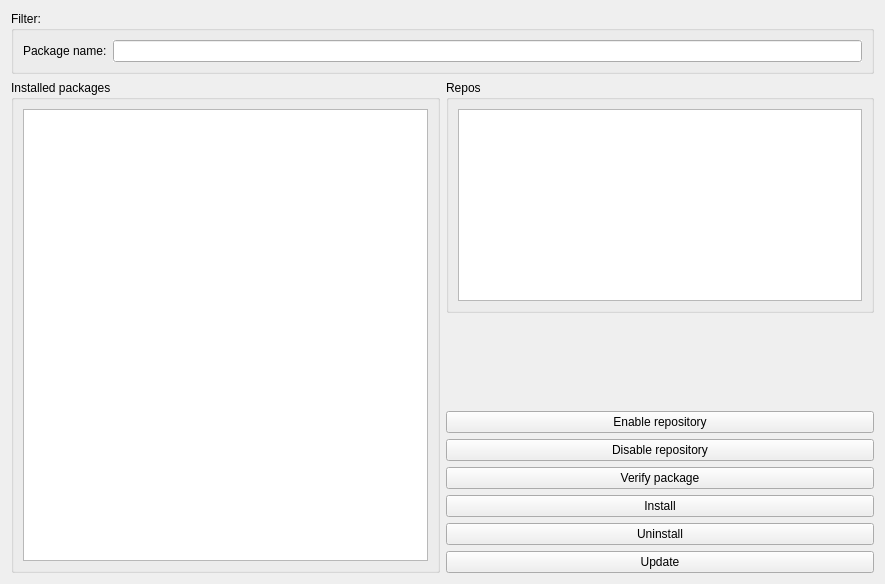
Above: src/plugin/softwareProvider/softwareprovider.ui from mhatina/openlmi_gui before the change. Below: the same form after it.
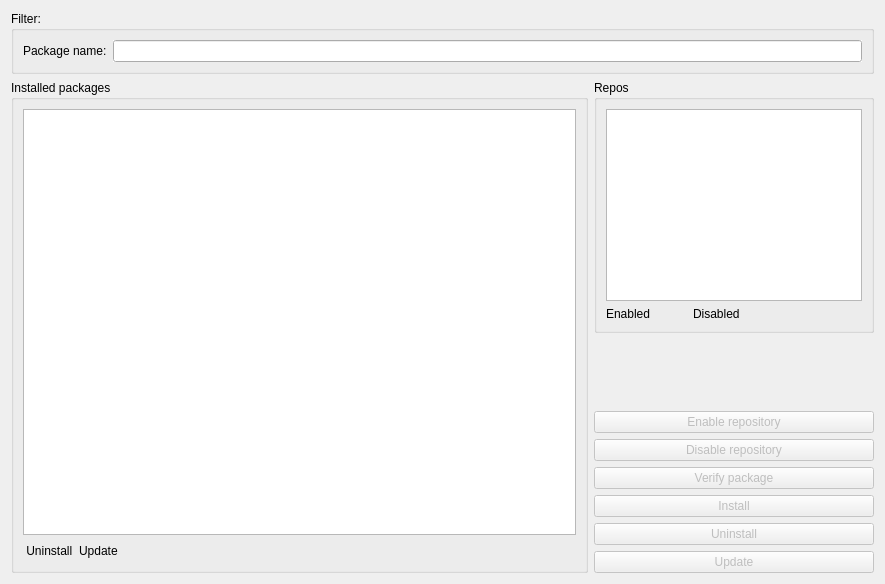
That is the form after the change. Icons and pictures are not drawn. Custom widgets are drawn as their Qt base class.

```diff
--- a/src/plugin/softwareProvider/softwareprovider.ui
+++ b/src/plugin/softwareProvider/softwareprovider.ui
@@ -14,10 +14,13 @@
    <string>Form</string>
   </property>
   <layout class="QGridLayout" name="gridLayout_2">
-   <item row="6" column="1">
-    <widget class="QPushButton" name="install_button">
+   <item row="4" column="1">
+    <widget class="QPushButton" name="disable_repo_button">
+     <property name="enabled">
+      <bool>false</bool>
+     </property>
      <property name="text">
-      <string>Install</string>
+      <string>Disable repository</string>
      </property>
     </widget>
    </item>
@@ -27,20 +30,78 @@
       <string>Installed packages</string>
      </property>
      <layout class="QGridLayout" name="gridLayout_3">
-      <item row="0" column="0">
-       <widget class="ListWidget" name="installed">
+      <item row="0" column="0" colspan="3">
+       <widget class="QListWidget" name="installed">
         <property name="alternatingRowColors">
          <bool>true</bool>
         </property>
+        <property name="selectionMode">
+         <enum>QAbstractItemView::ExtendedSelection</enum>
+        </property>
        </widget>
       </item>
+      <item row="1" column="0">
+       <widget class="QLabel" name="label_3">
+        <property name="sizePolicy">
+         <sizepolicy hsizetype="Minimum" vsizetype="Preferred">
+          <horstretch>0</horstretch>
+          <verstretch>0</verstretch>
+         </sizepolicy>
+        </property>
+        <property name="styleSheet">
+         <string notr="true"/>
+        </property>
+        <property name="text">
+         <string>&lt;img src=&quot;:/disabled.png&quot;&gt; Uninstall</string>
+        </property>
+       </widget>
+      </item>
+      <item row="1" column="1">
+       <widget class="QLabel" name="label_4">
+        <property name="styleSheet">
+         <string notr="true"/>
+        </property>
+        <property name="text">
+         <string>&lt;img src=&quot;:/state_changed.png&quot;&gt; Update</string>
+        </property>
+        <property name="textFormat">
+         <enum>Qt::RichText</enum>
+        </property>
+       </widget>
+      </item>
+      <item row="1" column="2">
+       <spacer name="horizontalSpacer">
+        <property name="orientation">
+         <enum>Qt::Horizontal</enum>
+        </property>
+        <property name="sizeHint" stdset="0">
+         <size>
+          <width>396</width>
+          <height>20</height>
+         </size>
+        </property>
+       </spacer>
+      </item>
      </layout>
     </widget>
    </item>
-   <item row="5" column="1">
-    <widget class="QPushButton" name="verify_package_button">
+   <item row="6" column="1">
+    <widget class="QPushButton" name="install_button">
+     <property name="enabled">
+      <bool>false</bool>
+     </property>
      <property name="text">
-      <string>Verify package</string>
+      <string>Install</string>
+     </property>
+    </widget>
+   </item>
+   <item row="3" column="1">
+    <widget class="QPushButton" name="enable_repo_button">
+     <property name="enabled">
+      <bool>false</bool>
+     </property>
+     <property name="text">
+      <string>Enable repository</string>
      </property>
     </widget>
    </item>
@@ -79,29 +140,61 @@
      </layout>
     </widget>
    </item>
+   <item row="8" column="1">
+    <widget class="QPushButton" name="update_button">
+     <property name="enabled">
+      <bool>false</bool>
+     </property>
+     <property name="text">
+      <string>Update</string>
+     </property>
+    </widget>
+   </item>
    <item row="1" column="1">
     <widget class="QGroupBox" name="groupBox_2">
      <property name="title">
       <string>Repos</string>
      </property>
      <layout class="QGridLayout" name="gridLayout_4">
-      <item row="0" column="0">
-       <widget class="ListWidget" name="repos">
+      <item row="0" column="0" colspan="3">
+       <widget class="QListWidget" name="repos">
+        <property name="sizePolicy">
+         <sizepolicy hsizetype="Expanding" vsizetype="Preferred">
+          <horstretch>0</horstretch>
+          <verstretch>0</verstretch>
+         </sizepolicy>
+        </property>
         <property name="alternatingRowColors">
          <bool>true</bool>
         </property>
+        <property name="selectionMode">
+         <enum>QAbstractItemView::ExtendedSelection</enum>
+        </property>
+       </widget>
+      </item>
+      <item row="1" column="0">
+       <widget class="QLabel" name="label">
+        <property name="text">
+         <string>&lt;img src=&quot;:/enabled.png&quot;&gt; Enabled</string>
+        </property>
+        <property name="textFormat">
+         <enum>Qt::RichText</enum>
+        </property>
+       </widget>
+      </item>
+      <item row="1" column="1">
+       <widget class="QLabel" name="label_2">
+        <property name="text">
+         <string>&lt;img src=&quot;:/disabled.png&quot;&gt; Disabled</string>
+        </property>
+        <property name="textFormat">
+         <enum>Qt::RichText</enum>
+        </property>
        </widget>
       </item>
      </layout>
     </widget>
    </item>
-   <item row="8" column="1">
-    <widget class="QPushButton" name="update_button">
-     <property name="text">
-      <string>Update</string>
-     </property>
-    </widget>
-   </item>
    <item row="2" column="1">
     <spacer name="verticalSpacer">
      <property name="orientation">
@@ -115,36 +208,28 @@
      </property>
     </spacer>
    </item>
-   <item row="4" column="1">
-    <widget class="QPushButton" name="disable_repo_button">
-     <property name="text">
-      <string>Disable repository</string>
-     </property>
-    </widget>
-   </item>
    <item row="7" column="1">
     <widget class="QPushButton" name="uninstall_button">
+     <property name="enabled">
+      <bool>false</bool>
+     </property>
      <property name="text">
       <string>Uninstall</string>
      </property>
     </widget>
    </item>
-   <item row="3" column="1">
-    <widget class="QPushButton" name="enable_repo_button">
+   <item row="5" column="1">
+    <widget class="QPushButton" name="verify_package_button">
+     <property name="enabled">
+      <bool>false</bool>
+     </property>
      <property name="text">
-      <string>Enable repository</string>
+      <string>Verify package</string>
      </property>
     </widget>
    </item>
   </layout>
  </widget>
- <customwidgets>
-  <customwidget>
-   <class>ListWidget</class>
-   <extends>QListWidget</extends>
-   <header>listwidget.h</header>
-  </customwidget>
- </customwidgets>
  <resources/>
  <connections/>
 </ui>
```
